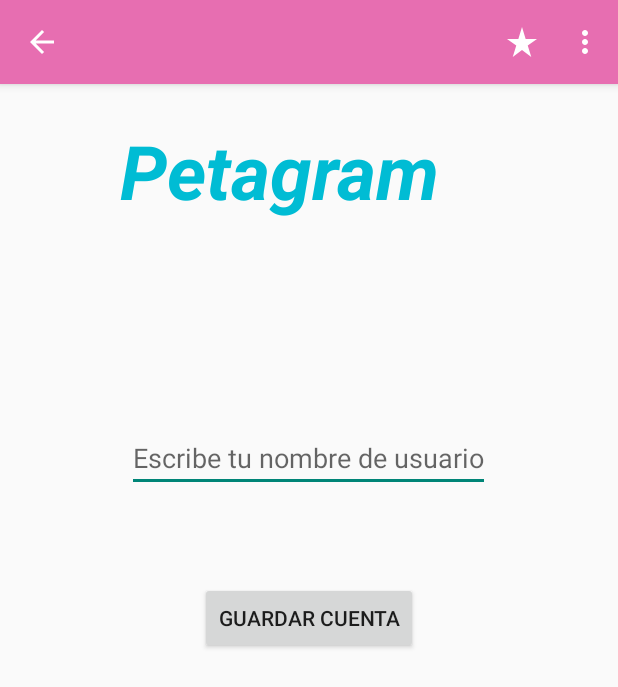
After one commit to Corubel/.database, an Android app: the ConfigurarCuenta screen opened directly, with no data from a screen before it, on a phone screen of 412 x 824 dp. The commit adds this screen. Shown: the top 687 px of the screen. Run offline under Robolectric (Android 15) with nearby library versions, the phone set to English and light mode, and no system bars.

Commit message:
"toolbar fixed"

```diff
--- a/app/build.gradle
+++ b/app/build.gradle
@@ -45,7 +45,7 @@ dependencies {
     implementation "androidx.gridlayout:gridlayout:1.0.0"
     implementation 'com.squareup.retrofit2:retrofit:2.9.0'
     implementation 'com.squareup.retrofit2:converter-gson:2.9.0'
-    implementation 'com.squareup.picasso:picasso::2.71828'
+    implementation 'com.squareup.picasso:picasso:2.71828'
 
 
 }
--- /dev/null
+++ b/app/src/main/java/com/example/petagramm3/ConfigurarCuenta.java
@@ -0,0 +1,73 @@
+package com.example.petagramm3;
+
+import androidx.appcompat.app.ActionBar;
+import androidx.appcompat.app.AppCompatActivity;
+
+import android.content.Intent;
+import android.os.Bundle;
+import android.view.Menu;
+import android.view.MenuItem;
+import android.widget.Button;
+import android.widget.EditText;
+import android.widget.Toast;
+
+import com.example.petagramm3.JavaMail.Formulario;
+
+public class ConfigurarCuenta extends AppCompatActivity {
+
+    private Button btnSaveAccount;
+    private EditText eTxtWriteYourAccount;
+    private androidx.appcompat.widget.Toolbar myActionBar;
+
+    @Override
+    protected void onCreate(Bundle savedInstanceState) {
+        super.onCreate(savedInstanceState);
+        setContentView(R.layout.activity_configurar_cuenta);
+
+        myActionBar = (androidx.appcompat.widget.Toolbar) findViewById(R.id.toolbar);
+        setSupportActionBar(myActionBar);
+        ActionBar actionBar = getSupportActionBar();
+        if (actionBar != null) {
+            actionBar.setDisplayHomeAsUpEnabled(true);
+            actionBar.setDisplayShowHomeEnabled(true);
+            actionBar.setDisplayShowTitleEnabled(false);
+            actionBar.setDisplayUseLogoEnabled(false);
+        }
+
+        btnSaveAccount = (Button) findViewById(R.id.btnSaveAccount);
+        eTxtWriteYourAccount = (EditText) findViewById(R.id.eTxtWriteYourUser);
+    }
+
+    @Override
+    public boolean onCreateOptionsMenu(Menu menu) {
+
+        getMenuInflater().inflate(R.menu.menu,menu);
+        return super.onCreateOptionsMenu(menu);
+
+
+    }
+
+    @Override
+    public boolean onOptionsItemSelected( MenuItem item) {
+        switch (item.getItemId()) {
+
+            case R.id.mContacto:
+                Toast.makeText(this, "Contacto", Toast.LENGTH_SHORT).show();
+                Intent f = new Intent(this, Formulario.class);
+                startActivity(f);
+                return true;
+            case R.id.mAcercaDe:
+                Toast.makeText(this, "Acerca de", Toast.LENGTH_SHORT).show();
+                Intent b = new Intent(this, BioDesarrollador.class);
+                startActivity(b);
+                return true;
+            case  R.id.mConfigurarCuenta:
+                Toast.makeText(this, "Configurar Cuenta", Toast.LENGTH_SHORT).show();
+                Intent c = new Intent(this, ConfigurarCuenta.class);
+                startActivity(c);
+                return true;
+
+        }
+        return super.onOptionsItemSelected(item);
+    }
+}
--- /dev/null
+++ b/app/src/main/res/layout/activity_configurar_cuenta.xml
@@ -0,0 +1,50 @@
+<?xml version="1.0" encoding="utf-8"?>
+<RelativeLayout xmlns:android="http://schemas.android.com/apk/res/android"
+    xmlns:app="http://schemas.android.com/apk/res-auto"
+    xmlns:tools="http://schemas.android.com/tools"
+    android:layout_width="match_parent"
+    android:layout_height="match_parent"
+    tools:context=".ConfigurarCuenta">
+
+    <com.google.android.material.appbar.AppBarLayout
+        android:layout_width="match_parent"
+        android:layout_height="wrap_content"
+        android:theme="@style/ThemeOverlay.AppCompat.Dark.ActionBar">
+
+        <androidx.appcompat.widget.Toolbar
+            android:id="@+id/toolbar"
+            android:layout_width="match_parent"
+            android:layout_height="wrap_content"
+            app:layout_scrollFlags="scroll|enterAlways">
+        </androidx.appcompat.widget.Toolbar>
+
+    </com.google.android.material.appbar.AppBarLayout>
+
+    <TextView
+        android:layout_width="match_parent"
+        android:layout_height="wrap_content"
+        android:text="Petagram"
+        android:textColor="#00BCD4"
+        android:textSize="50sp"
+        android:textStyle="bold|italic"
+        android:layout_marginTop="50dp"
+        android:layout_centerHorizontal="true"
+        android:layout_margin="80dp"/>
+    <EditText
+        android:id="@+id/eTxtWriteYourUser"
+        android:layout_width="wrap_content"
+        android:layout_height="wrap_content"
+        android:layout_above="@+id/btnSaveAccount"
+        android:layout_centerHorizontal="true"
+        android:hint="Escribe tu nombre de usuario"
+        android:layout_marginBottom="60dp"/>
+
+    <Button
+        android:id="@+id/btnSaveAccount"
+        android:layout_width="wrap_content"
+        android:layout_height="wrap_content"
+        android:text="Guardar Cuenta"
+        android:layout_centerHorizontal="true"
+        android:layout_centerVertical="true"/>
+
+</RelativeLayout>
--- a/app/src/main/res/menu/menu.xml
+++ b/app/src/main/res/menu/menu.xml
@@ -17,4 +17,10 @@
             app:showAsAction="ifRoom"
             android:iconTint="@color/black"
             />
+           <item
+               android:id="@+id/mConfigurarCuenta"
+               android:title="Configurar Cuenta"
+               app:showAsAction="collapseActionView"/>
+
+
 </menu>
```
Also changed, not shown: app/src/main/AndroidManifest.xml (+13 -3 lines), app/src/main/java/com/example/petagramm3/Adaptador/MascotaAdaptador.java (+6 -2 lines), app/src/main/java/com/example/petagramm3/DetalleMascota.java (+9 -0 lines), app/src/main/java/com/example/petagramm3/MainActivity.java (+18 -5 lines).
